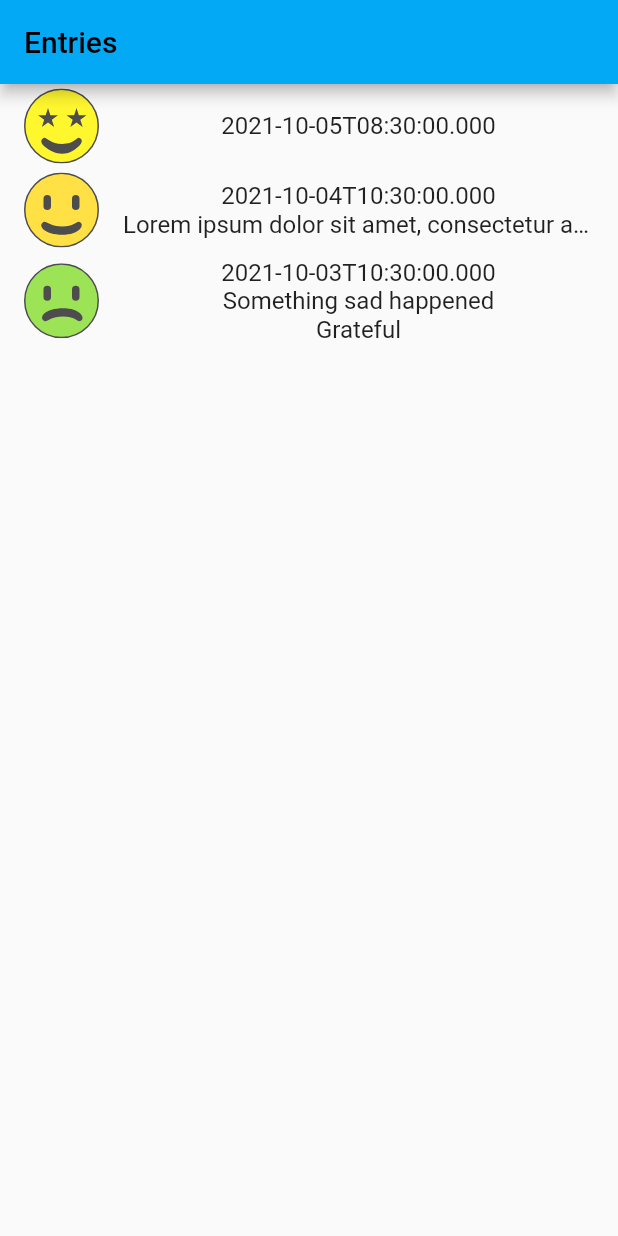
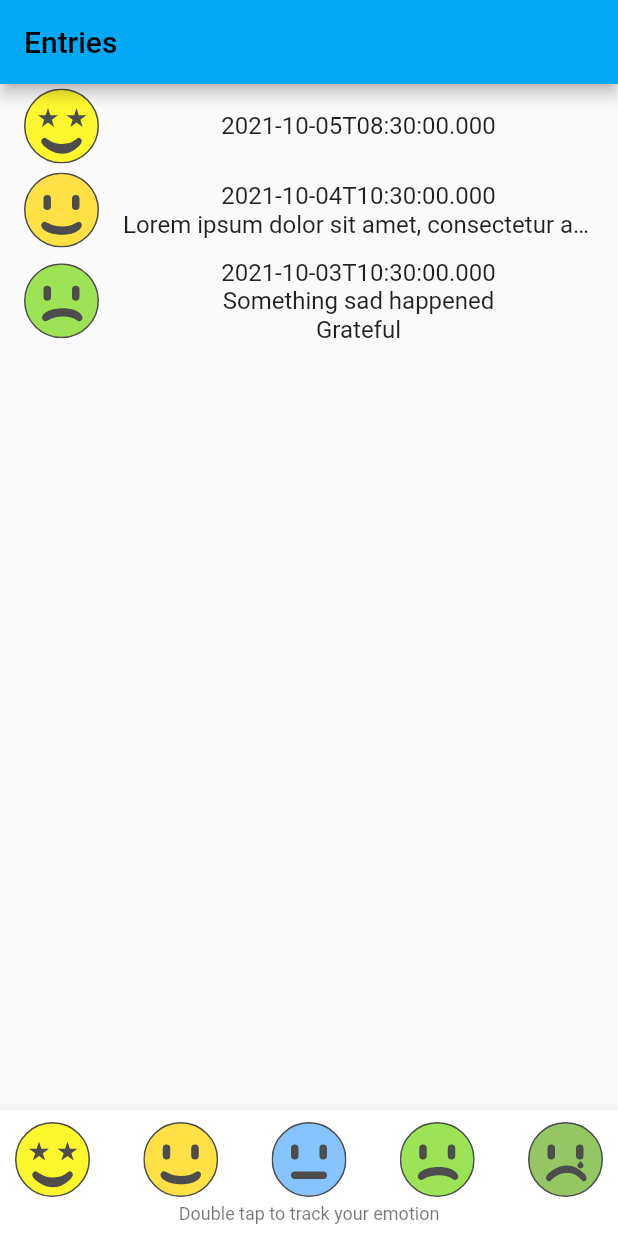
Before and after one commit to stansidel/emobook, a Flutter app: the screen it shows after launch, on a phone screen of 412 x 824 dp. Run offline on Flutter 3.47's test engine with Material 2 defaults, Android fonts, the phone set to English and light mode, and no system bars; our stand-ins replace flutter_svg, freezed_annotation; generated files the repository leaves out were written again.

Commit message:
Mood selector

```diff
--- a/lib/models/emotion.dart
+++ b/lib/models/emotion.dart
@@ -1,3 +1,17 @@
+import 'package:flutter/widgets.dart';
+
 enum Emotion {
   grateful,
 }
+
+extension EmotionLocalization on Iterable<Emotion> {
+  Iterable<String> localized(BuildContext context) {
+    return map((e) => _localizedEmotion(e, context));
+  }
+}
+
+String _localizedEmotion(Emotion emotion, BuildContext context) {
+  switch (emotion) {
+    case Emotion.grateful: return 'Grateful';
+  }
+}
--- a/lib/widgets/day_entry_list_item.dart
+++ b/lib/widgets/day_entry_list_item.dart
@@ -39,15 +39,3 @@ class DayEntryListItem extends StatelessWidget {
     );
   }
 }
-
-extension EmotionLocalization on Iterable<Emotion> {
-  Iterable<String> localized(BuildContext context) {
-    return map((e) => _localizedEmotion(e, context));
-  }
-}
-
-String _localizedEmotion(Emotion emotion, BuildContext context) {
-  switch (emotion) {
-    case Emotion.grateful: return 'Grateful';
-  }
-}
--- /dev/null
+++ b/lib/widgets/emo_mood_selector_widget.dart
@@ -0,0 +1,75 @@
+import 'package:emobook/models/mood.dart';
+import 'package:emobook/widgets/mood_widget.dart';
+import 'package:flutter/material.dart';
+import 'package:flutter/rendering.dart';
+
+typedef EmoMoodOnSelect = void Function({required Mood mood});
+
+class EmoMoodSelectorWidget extends StatelessWidget {
+  const EmoMoodSelectorWidget({Key? key, this.onTap}) : super(key: key);
+
+  final EmoMoodOnSelect? onTap;
+
+  @override
+  Widget build(BuildContext context) {
+    return Container(
+      padding: const EdgeInsets.symmetric(horizontal: 10, vertical: 8),
+      child: Column(
+        mainAxisSize: MainAxisSize.min,
+        children: [
+          Row(
+            mainAxisAlignment: MainAxisAlignment.spaceBetween,
+            children: _moods.map((m) => _buildMoodWidget(context, m)).toList(),
+          ),
+          Padding(
+            padding: const EdgeInsets.only(top: 4.0),
+            child: Text(
+              'Double tap to track your emotion',
+              style:
+              Theme
+                  .of(context)
+                  .textTheme
+                  .caption
+                  ?.copyWith(fontSize: 12),
+            ),
+          ),
+        ],
+      ),
+    );
+  }
+
+  Widget _buildMoodWidget(BuildContext context, Mood mood) {
+    const size = 50.0;
+    // return Stack(
+    //   children: [
+    //     MoodWidget(mood: mood, width: size),
+    //     Material(
+    //       color: Colors.transparent,
+    //       child: InkWell(
+    //         onDoubleTap: () => onTap?.call(mood: mood),
+    //         borderRadius: BorderRadius.circular(size / 2),
+    //         child: Container(
+    //           width: size,
+    //           height: size,
+    //           decoration: const BoxDecoration(
+    //             shape: BoxShape.circle,
+    //           ),
+    //         ),
+    //       ),
+    //     )
+    //   ],
+    // );
+    return InkWell(
+      onDoubleTap: () => onTap?.call(mood: mood),
+      child: MoodWidget(mood: mood, width: size),
+    );
+  }
+}
+
+const Iterable<Mood> _moods = [
+  Mood.veryHappy,
+  Mood.happy,
+  Mood.neutral,
+  Mood.sad,
+  Mood.verySad
+];
--- a/lib/widgets/entries_list_page.dart
+++ b/lib/widgets/entries_list_page.dart
@@ -1,6 +1,8 @@
 import 'package:emobook/models/day_entry.dart';
+import 'package:emobook/models/mood.dart';
 import 'package:emobook/repositories/day_entries_repository.dart';
 import 'package:emobook/widgets/day_entry_list_item.dart';
+import 'package:emobook/widgets/emo_mood_selector_widget.dart';
 import 'package:emobook/widgets/snapshot_based_screen.dart';
 import 'package:flutter/material.dart';
 
@@ -39,6 +41,11 @@ class _EntriesListPageState extends State<EntriesListPage> {
           for (final entry in data) DayEntryListItem(dayEntry: entry),
         ],
       ),
+      bottomNavigationBar: BottomAppBar(
+        child: EmoMoodSelectorWidget(
+          onTap: _navToNewEntry,
+        ),
+      ),
     );
   }
 
@@ -46,6 +53,10 @@ class _EntriesListPageState extends State<EntriesListPage> {
     setState(() {
       _snapshot = snapshot;
     });
+  }
+
+  void _navToNewEntry({required Mood mood}) {
+
   }
 
   Future<void> _loadData() async {
--- a/lib/widgets/mood_widget.dart
+++ b/lib/widgets/mood_widget.dart
@@ -4,22 +4,34 @@ import 'package:flutter/material.dart';
 import 'package:flutter_svg/flutter_svg.dart';
 
 class MoodWidget extends StatelessWidget {
-  const MoodWidget({Key? key, required this.mood}) : super(key: key);
+  const MoodWidget({Key? key, required this.mood, this.width = 50})
+      : super(key: key);
 
   final Mood mood;
+  final double width;
 
   @override
   Widget build(BuildContext context) {
-    return _svgPicture;
+    return SvgPicture.asset(
+      _pictureName,
+      width: width,
+      height: width,
+      fit: BoxFit.contain,
+    );
   }
 
-  SvgPicture get _svgPicture {
+  String get _pictureName {
     switch (mood) {
-      case Mood.veryHappy: return SvgPicture.asset(Assets.images.moodVeryHappy);
-      case Mood.happy: return SvgPicture.asset(Assets.images.moodHappy);
-      case Mood.neutral: return SvgPicture.asset(Assets.images.moodNeutral);
-      case Mood.sad: return SvgPicture.asset(Assets.images.moodSad);
-      case Mood.verySad: return SvgPicture.asset(Assets.images.moodVerySad);
+      case Mood.veryHappy:
+        return Assets.images.moodVeryHappy;
+      case Mood.happy:
+        return Assets.images.moodHappy;
+      case Mood.neutral:
+        return Assets.images.moodNeutral;
+      case Mood.sad:
+        return Assets.images.moodSad;
+      case Mood.verySad:
+        return Assets.images.moodVerySad;
     }
   }
 }
```
